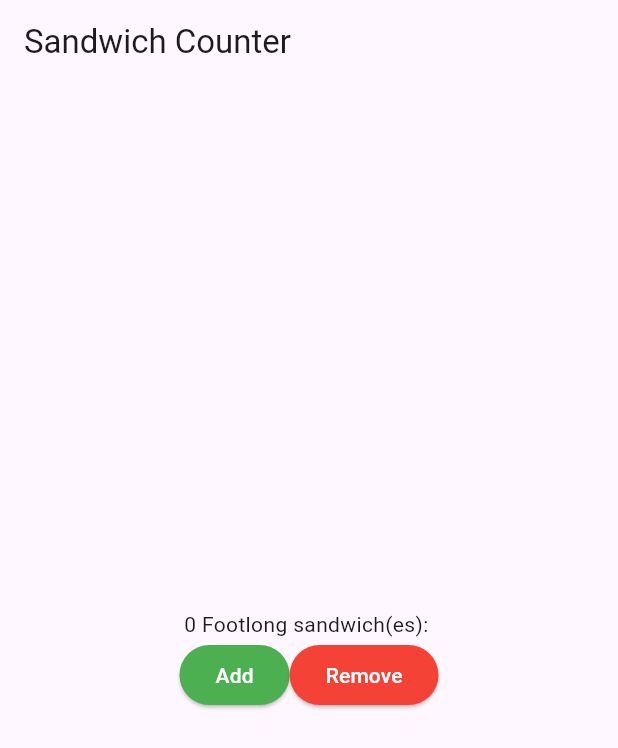
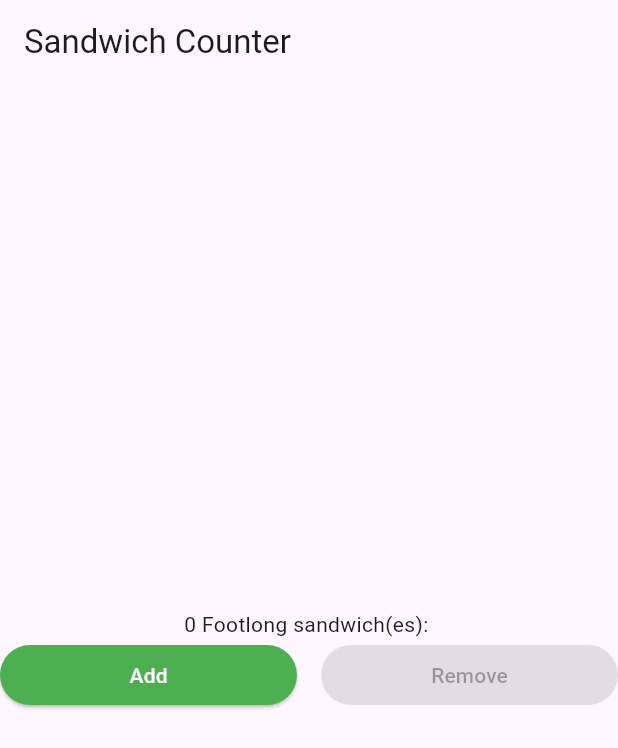
Before and after one commit to rzxv/sandwich_shop, a Flutter app: the screen it shows after launch, on a phone screen of 412 x 824 dp. Shown: the top 748 px of the screen. Run offline on Flutter 3.47's test engine with Material 3 defaults, Android fonts, the phone set to English and light mode, and no system bars.

Commit message:
Disable buttons when quantity limits are reached

```diff
--- a/lib/main.dart
+++ b/lib/main.dart
@@ -49,7 +49,14 @@ class _OrderScreenState extends State<OrderScreen> {
 
   @override
   Widget build(BuildContext context) {
-    // We implement the Scaffold and UI structure here
+    final VoidCallback? increaseCallback = _quantity < widget.maxQuantity
+        ? _increaseQuantity
+        : null;
+
+    final VoidCallback? decreaseCallback = _quantity > 0
+        ? _decreaseQuantity
+        : null;
+
     return Scaffold(
       appBar: AppBar(title: const Text('Sandwich Counter')),
       body: Center(
@@ -59,19 +66,24 @@ class _OrderScreenState extends State<OrderScreen> {
             // We use the mutable state variable _quantity
             OrderItemDisplay(_quantity, 'Footlong'),
             Row(
-              mainAxisAlignment: MainAxisAlignment.center,
+              mainAxisAlignment: MainAxisAlignment.spaceEvenly,
               children: [
-                StyledButton(
-                  onPressed: _increaseQuantity,
+                Expanded(
+                  child: StyledButton(
+                    onPressed: increaseCallback, // Use conditional callback
                     text: 'Add',
                     backgroundColor: Colors.green,
                     foregroundColor: Colors.white,
                   ),
-                StyledButton(
-                  onPressed: _decreaseQuantity,
+                ),
+                const SizedBox(width: 16),
+                Expanded(
+                  child: StyledButton(
+                    onPressed: decreaseCallback, // Use conditional callback
                     text: 'Remove',
                     backgroundColor: Colors.red,
                     foregroundColor: Colors.white,
+                  ),
                 ),
               ],
             ),
@@ -83,7 +95,7 @@ class _OrderScreenState extends State<OrderScreen> {
 }
 
 class StyledButton extends StatelessWidget {
-  final VoidCallback onPressed; // The function to call when pressed
+  final VoidCallback? onPressed; // The function to call when pressed
   final String text;
   final Color backgroundColor;
   final Color foregroundColor;
```
Lines whose indentation alone changed are shown as unchanged.
